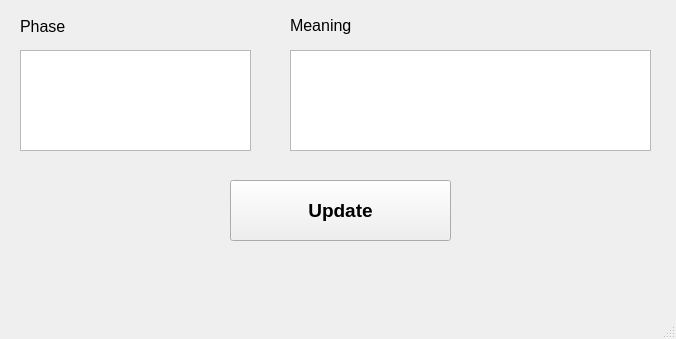
The window that AddNewPhase.ui (nghiaquy91/Personal_Dictionary) describes before a commit, drawn with Qt 5.
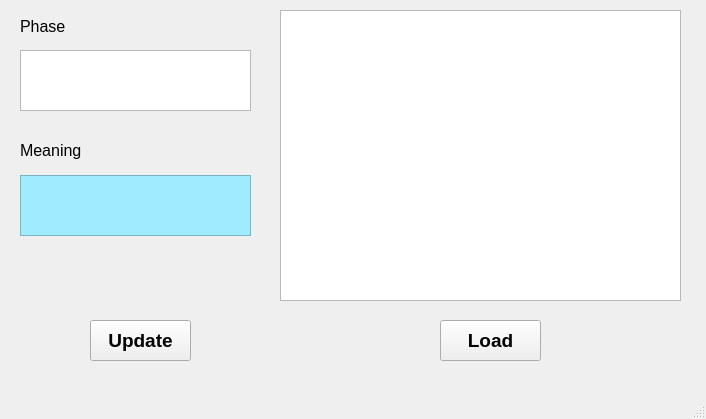
The same window after the commit.

Commit message: Add readback data from database

The edit to the form file:
```diff
--- a/AddNewPhase.ui
+++ b/AddNewPhase.ui
@@ -6,13 +6,16 @@
    <rect>
     <x>0</x>
     <y>0</y>
-    <width>676</width>
-    <height>339</height>
+    <width>706</width>
+    <height>419</height>
    </rect>
   </property>
   <property name="windowTitle">
    <string>MainWindow</string>
   </property>
+  <property name="autoFillBackground">
+   <bool>true</bool>
+  </property>
   <widget class="QWidget" name="centralwidget">
    <widget class="QPlainTextEdit" name="plainTextEditPhase">
     <property name="geometry">
@@ -20,7 +23,7 @@
       <x>20</x>
       <y>50</y>
       <width>231</width>
-      <height>101</height>
+      <height>61</height>
      </rect>
     </property>
     <property name="font">
@@ -32,10 +35,10 @@
    <widget class="QPlainTextEdit" name="plainTextEditMeaning">
     <property name="geometry">
      <rect>
-      <x>290</x>
-      <y>50</y>
-      <width>361</width>
-      <height>101</height>
+      <x>20</x>
+      <y>175</y>
+      <width>231</width>
+      <height>61</height>
      </rect>
     </property>
     <property name="font">
@@ -43,13 +46,19 @@
       <pointsize>12</pointsize>
      </font>
     </property>
+    <property name="autoFillBackground">
+     <bool>false</bool>
+    </property>
+    <property name="styleSheet">
+     <string notr="true">background-color: rgb(160, 235, 255);</string>
+    </property>
    </widget>
    <widget class="QLabel" name="label">
     <property name="geometry">
      <rect>
       <x>20</x>
       <y>16</y>
-      <width>231</width>
+      <width>51</width>
       <height>20</height>
      </rect>
     </property>
@@ -65,9 +74,9 @@
    <widget class="QLabel" name="label_2">
     <property name="geometry">
      <rect>
-      <x>290</x>
-      <y>15</y>
-      <width>361</width>
+      <x>20</x>
+      <y>140</y>
+      <width>71</width>
       <height>21</height>
      </rect>
     </property>
@@ -83,10 +92,10 @@
    <widget class="QPushButton" name="pushButtonUpdate">
     <property name="geometry">
      <rect>
-      <x>230</x>
-      <y>180</y>
-      <width>221</width>
-      <height>61</height>
+      <x>90</x>
+      <y>320</y>
+      <width>101</width>
+      <height>41</height>
      </rect>
     </property>
     <property name="font">
@@ -105,19 +114,49 @@
      <rect>
       <x>30</x>
       <y>269</y>
-      <width>611</width>
+      <width>221</width>
       <height>31</height>
      </rect>
     </property>
     <property name="font">
      <font>
-      <pointsize>12</pointsize>
+      <pointsize>8</pointsize>
      </font>
     </property>
     <property name="text">
      <string/>
     </property>
    </widget>
+   <widget class="QPushButton" name="pushButtonLoad">
+    <property name="geometry">
+     <rect>
+      <x>440</x>
+      <y>320</y>
+      <width>101</width>
+      <height>41</height>
+     </rect>
+    </property>
+    <property name="font">
+     <font>
+      <pointsize>14</pointsize>
+      <weight>75</weight>
+      <bold>true</bold>
+     </font>
+    </property>
+    <property name="text">
+     <string>Load</string>
+    </property>
+   </widget>
+   <widget class="QTableWidget" name="tableWidgetData">
+    <property name="geometry">
+     <rect>
+      <x>280</x>
+      <y>10</y>
+      <width>401</width>
+      <height>291</height>
+     </rect>
+    </property>
+   </widget>
   </widget>
   <widget class="QMenuBar" name="menubar">
    <property name="geometry">
```
Left out of the diff: 2 changed lines with no effect on the pictures. The commit also changes 5 other files.
